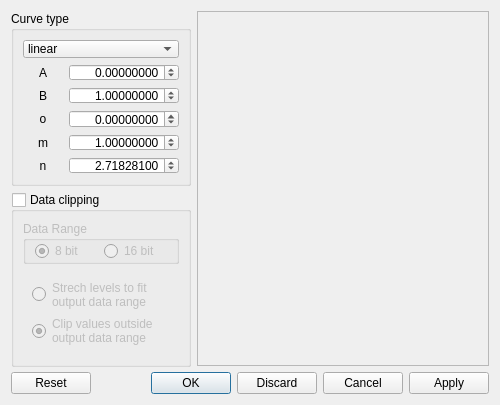
Before: the Qt Designer form lxnstack-git/src/ui/levels_dialog.ui in mauritiusdadd/lxnstack, drawn with Qt 5.
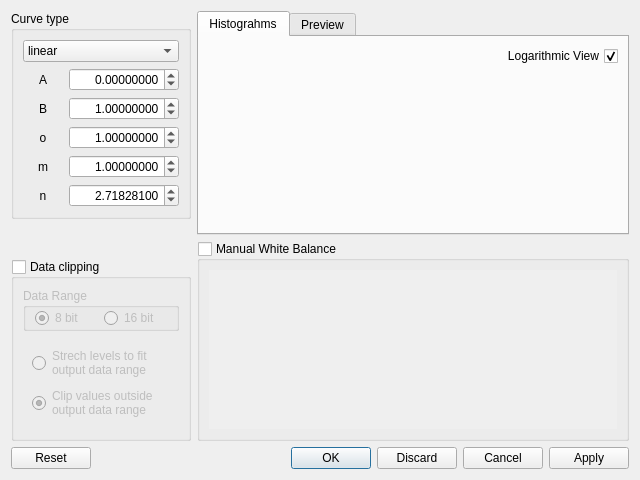
After: the same form once the commit is applied.

```diff
--- a/lxnstack-git/src/ui/levels_dialog.ui
+++ b/lxnstack-git/src/ui/levels_dialog.ui
@@ -6,8 +6,8 @@
    <rect>
     <x>0</x>
     <y>0</y>
-    <width>500</width>
-    <height>405</height>
+    <width>640</width>
+    <height>480</height>
    </rect>
   </property>
   <property name="minimumSize">
@@ -227,6 +227,9 @@
               <property name="singleStep">
                <double>0.100000000000000</double>
               </property>
+              <property name="value">
+               <double>1.000000000000000</double>
+              </property>
              </widget>
             </item>
            </layout>
@@ -482,18 +485,40 @@
       </layout>
      </item>
      <item>
-      <widget class="QFrame" name="frame">
-       <property name="frameShape">
-        <enum>QFrame::StyledPanel</enum>
-       </property>
-       <property name="frameShadow">
-        <enum>QFrame::Raised</enum>
-       </property>
-       <layout class="QVBoxLayout" name="verticalLayout_2">
+      <layout class="QVBoxLayout" name="verticalLayout_8">
+       <item>
+        <widget class="QTabWidget" name="histoTabWidget">
+         <property name="currentIndex">
+          <number>0</number>
+         </property>
+         <widget class="QWidget" name="tab_hists">
+          <attribute name="title">
+           <string>Histograhms</string>
+          </attribute>
+          <layout class="QVBoxLayout" name="verticalLayout_7">
+           <item>
+            <widget class="QCheckBox" name="histLogViewCheckBox">
+             <property name="sizePolicy">
+              <sizepolicy hsizetype="Expanding" vsizetype="Minimum">
+               <horstretch>0</horstretch>
+               <verstretch>0</verstretch>
+              </sizepolicy>
+             </property>
+             <property name="layoutDirection">
+              <enum>Qt::RightToLeft</enum>
+             </property>
+             <property name="text">
+              <string>Logarithmic View</string>
+             </property>
+             <property name="checked">
+              <bool>true</bool>
+             </property>
+            </widget>
+           </item>
         <item>
          <widget class="QLabel" name="histoView">
           <property name="sizePolicy">
-           <sizepolicy hsizetype="Expanding" vsizetype="Preferred">
+              <sizepolicy hsizetype="Expanding" vsizetype="Expanding">
             <horstretch>0</horstretch>
             <verstretch>0</verstretch>
            </sizepolicy>
@@ -514,6 +539,92 @@
         </item>
        </layout>
       </widget>
+         <widget class="QWidget" name="tab_prev">
+          <attribute name="title">
+           <string>Preview</string>
+          </attribute>
+          <layout class="QGridLayout" name="gridLayout">
+           <item row="0" column="0">
+            <widget class="QLabel" name="previewLabel">
+             <property name="text">
+              <string/>
+             </property>
+            </widget>
+           </item>
+          </layout>
+         </widget>
+        </widget>
+       </item>
+       <item>
+        <widget class="QGroupBox" name="MWBGroupBox">
+         <property name="sizePolicy">
+          <sizepolicy hsizetype="Expanding" vsizetype="Minimum">
+           <horstretch>0</horstretch>
+           <verstretch>0</verstretch>
+          </sizepolicy>
+         </property>
+         <property name="minimumSize">
+          <size>
+           <width>0</width>
+           <height>100</height>
+          </size>
+         </property>
+         <property name="maximumSize">
+          <size>
+           <width>16777215</width>
+           <height>200</height>
+          </size>
+         </property>
+         <property name="title">
+          <string>Manual White Balance</string>
+         </property>
+         <property name="flat">
+          <bool>false</bool>
+         </property>
+         <property name="checkable">
+          <bool>true</bool>
+         </property>
+         <property name="checked">
+          <bool>false</bool>
+         </property>
+         <layout class="QVBoxLayout" name="verticalLayout_9">
+          <item>
+           <widget class="QScrollArea" name="MWBScrollArea">
+            <property name="sizePolicy">
+             <sizepolicy hsizetype="Expanding" vsizetype="MinimumExpanding">
+              <horstretch>0</horstretch>
+              <verstretch>0</verstretch>
+             </sizepolicy>
+            </property>
+            <property name="frameShape">
+             <enum>QFrame::NoFrame</enum>
+            </property>
+            <property name="frameShadow">
+             <enum>QFrame::Plain</enum>
+            </property>
+            <property name="verticalScrollBarPolicy">
+             <enum>Qt::ScrollBarAsNeeded</enum>
+            </property>
+            <property name="widgetResizable">
+             <bool>true</bool>
+            </property>
+            <widget class="QWidget" name="scrollAreaWidgetContents">
+             <property name="geometry">
+              <rect>
+               <x>0</x>
+               <y>0</y>
+               <width>428</width>
+               <height>164</height>
+              </rect>
+             </property>
+             <layout class="QGridLayout" name="gridLayout_3"/>
+            </widget>
+           </widget>
+          </item>
+         </layout>
+        </widget>
+       </item>
+      </layout>
      </item>
     </layout>
    </item>
```
Left out of the diff: 24 changed lines with no effect on the pictures. Lines whose indentation alone changed are shown as unchanged.
